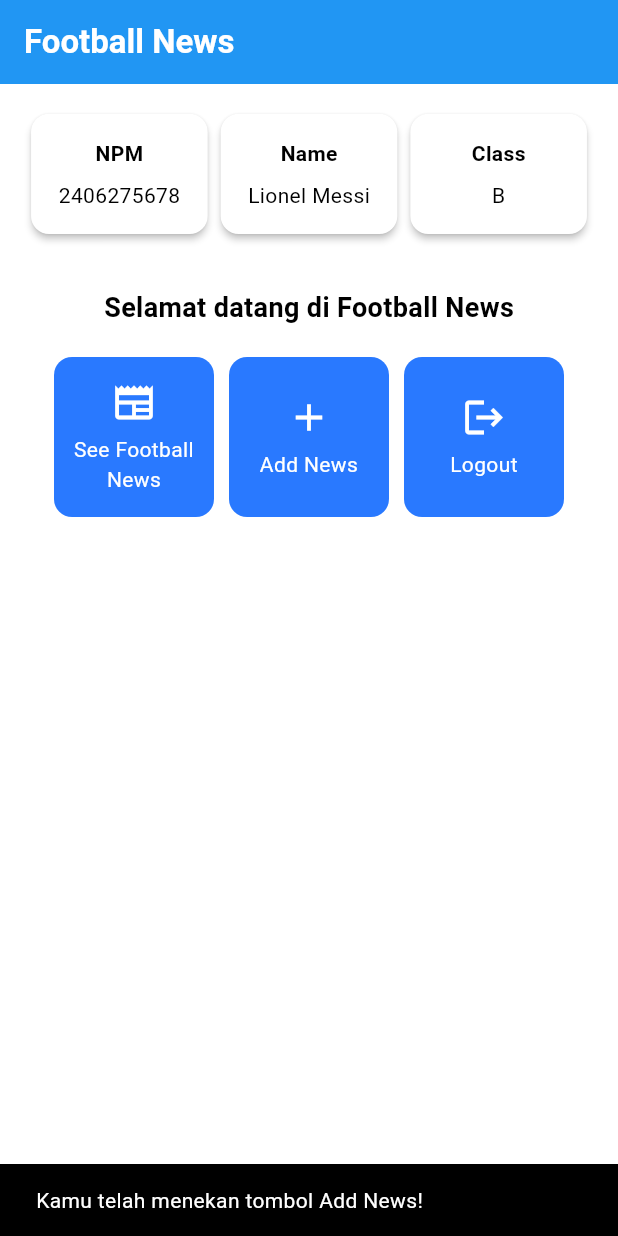
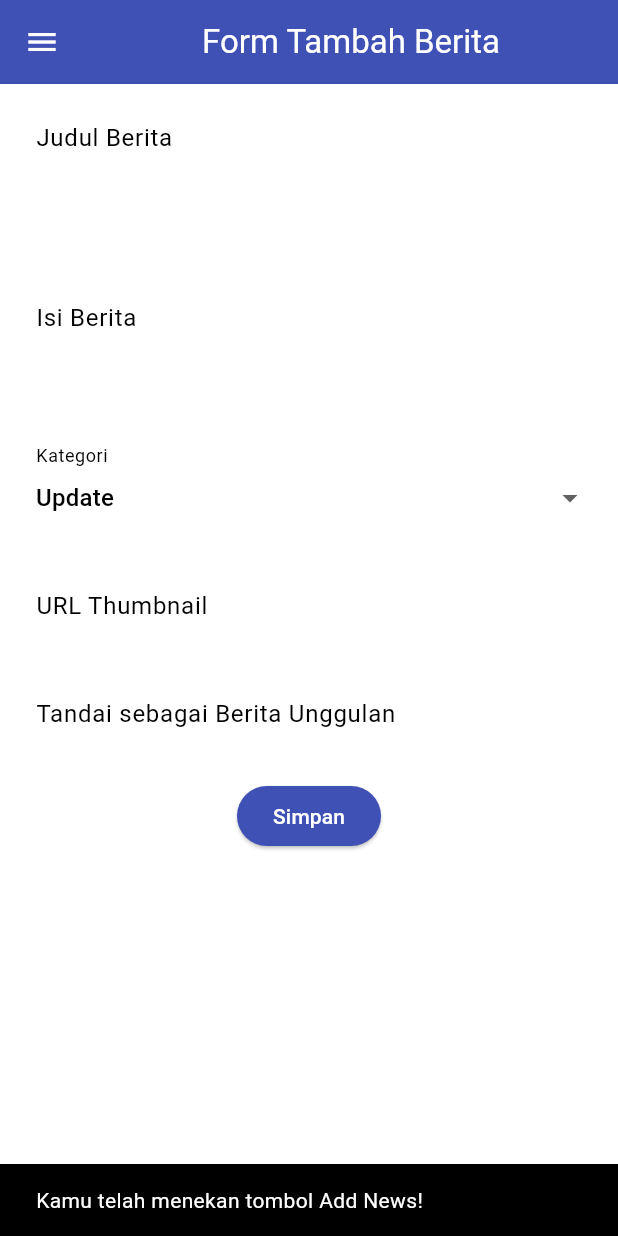
Before and after one commit to Razan-UI/flutter_football_news, a Flutter app: the screen it shows after launch, after a tap on "Add News", on a phone screen of 412 x 824 dp. Run offline on Flutter 3.47's test engine with Material 3 defaults, Android fonts, the phone set to English and light mode, and no system bars.

Commit message:
feat: finish tutorial 7

```diff
--- a/lib/main.dart
+++ b/lib/main.dart
@@ -1,5 +1,5 @@
 import 'package:flutter/material.dart';
-import 'package:football_news/menu.dart';
+import 'package:football_news/screens/menu.dart';
 
 void main() {
   runApp(const MyApp());
--- a/lib/menu.dart
+++ b/lib/screens/menu.dart
@@ -1,4 +1,8 @@
 import 'package:flutter/material.dart';
+import 'package:football_news/widgets/left_drawer.dart';
+import 'package:football_news/widgets/news_card.dart';
+
+
 class MyHomePage extends StatelessWidget {
   MyHomePage({super.key});
 
@@ -32,6 +36,7 @@ class MyHomePage extends StatelessWidget {
             .colorScheme
             .primary,
       ),
+      drawer: LeftDrawer(),
       // Body halaman dengan padding di sekelilingnya.
       body: Padding(
         padding: const EdgeInsets.all(16.0),
@@ -134,57 +139,3 @@ class ItemHomepage {
 
   ItemHomepage(this.name, this.icon);
 }
-
-class ItemCard extends StatelessWidget {
-  // Menampilkan kartu dengan ikon dan nama.
-
-  final ItemHomepage item;
-
-  const ItemCard(this.item, {super.key});
-
-  @override
-  Widget build(BuildContext context) {
-    return Material(
-      // Menentukan warna latar belakang dari tema aplikasi.
-      color: Theme.of(context).colorScheme.secondary,
-      // Membuat sudut kartu melengkung.
-      borderRadius: BorderRadius.circular(12),
-
-      child: InkWell(
-        // Aksi ketika kartu ditekan.
-        onTap: () {
-          // Menampilkan pesan SnackBar saat kartu ditekan.
-          ScaffoldMessenger.of(context)
-            ..hideCurrentSnackBar()
-            ..showSnackBar(
-                SnackBar(content: Text("Kamu telah menekan tombol ${item.name}!"))
-            );
-        },
-        // Container untuk menyimpan Icon dan Text
-        child: Container(
-          padding: const EdgeInsets.all(8),
-          child: Center(
-            child: Column(
-              // Menyusun ikon dan teks di tengah kartu.
-              mainAxisAlignment: MainAxisAlignment.center,
-              children: [
-                Icon(
-                  item.icon,
-                  color: Colors.white,
-                  size: 30.0,
-                ),
-                const Padding(padding: EdgeInsets.all(3)),
-                Text(
-                  item.name,
-                  textAlign: TextAlign.center,
-                  style: const TextStyle(color: Colors.white),
-                ),
-              ],
-            ),
-          ),
-        ),
-      ),
-    );
-  }
-
-}
--- /dev/null
+++ b/lib/screens/newslist_form.dart
@@ -0,0 +1,213 @@
+import 'package:flutter/material.dart';
+import 'package:football_news/widgets/left_drawer.dart';
+
+class NewsFormPage extends StatefulWidget {
+    const NewsFormPage({super.key});
+
+    @override
+    State<NewsFormPage> createState() => _NewsFormPageState();
+}
+
+class _NewsFormPageState extends State<NewsFormPage> {
+    final _formKey = GlobalKey<FormState>();
+    String _title = "";
+    String _content = "";
+    String _category = "update"; // default
+    String _thumbnail = "";
+    bool _isFeatured = false; // default
+
+    final List<String> _categories = [
+      'transfer',
+      'update',
+      'exclusive',
+      'match',
+      'rumor',
+      'analysis',
+    ];
+
+    @override
+    Widget build(BuildContext context) {
+        return Scaffold(
+          appBar: AppBar(
+            title: const Center(
+              child: Text(
+                'Form Tambah Berita',
+              ),
+            ),
+            backgroundColor: Colors.indigo,
+            foregroundColor: Colors.white,
+          ),
+          drawer: LeftDrawer(),
+          body: Form(
+            key: _formKey,
+            child: SingleChildScrollView(
+              child: Column(
+                crossAxisAlignment: CrossAxisAlignment.start,
+                children: [
+                  // === Title ===
+                  Padding(
+                    padding: const EdgeInsets.all(8.0),
+                    child: TextFormField(
+                      decoration: InputDecoration(
+                        hintText: "Judul Berita",
+                        labelText: "Judul Berita",
+                        border: OutlineInputBorder(
+                          borderRadius: BorderRadius.circular(5.0),
+                        ),
+                      ),
+                      onChanged: (String? value) {
+                        setState(() {
+                          _title = value!;
+                        });
+                      },
+                      validator: (String? value) {
+                        if (value == null || value.isEmpty) {
+                          return "Judul tidak boleh kosong!";
+                        }
+                        return null;
+                      },
+                    ),
+                  ),
+                                  // === Content ===
+                  Padding(
+                    padding: const EdgeInsets.all(8.0),
+                    child: TextFormField(
+                      maxLines: 5,
+                      decoration: InputDecoration(
+                        hintText: "Isi Berita",
+                        labelText: "Isi Berita",
+                        border: OutlineInputBorder(
+                          borderRadius: BorderRadius.circular(5.0),
+                        ),
+                      ),
+                      onChanged: (String? value) {
+                        setState(() {
+                          _content = value!;
+                        });
+                      },
+                      validator: (String? value) {
+                        if (value == null || value.isEmpty) {
+                          return "Isi berita tidak boleh kosong!";
+                        }
+                        return null;
+                      },
+                    ),
+                  ),
+
+                  // === Category ===
+                  Padding(
+                    padding: const EdgeInsets.all(8.0),
+                    child: DropdownButtonFormField<String>(
+                      decoration: InputDecoration(
+                        labelText: "Kategori",
+                        border: OutlineInputBorder(
+                          borderRadius: BorderRadius.circular(5.0),
+                        ),
+                      ),
+                      value: _category,
+                      items: _categories
+                          .map((cat) => DropdownMenuItem(
+                                value: cat,
+                                child: Text(
+                                    cat[0].toUpperCase() + cat.substring(1)),
+                              ))
+                          .toList(),
+                      onChanged: (String? newValue) {
+                        setState(() {
+                          _category = newValue!;
+                        });
+                      },
+                    ),
+                  ),
+
+                  // === Thumbnail URL ===
+                  Padding(
+                    padding: const EdgeInsets.all(8.0),
+                    child: TextFormField(
+                      decoration: InputDecoration(
+                        hintText: "URL Thumbnail (opsional)",
+                        labelText: "URL Thumbnail",
+                        border: OutlineInputBorder(
+                          borderRadius: BorderRadius.circular(5.0),
+                        ),
+                      ),
+                      onChanged: (String? value) {
+                        setState(() {
+                          _thumbnail = value!;
+                        });
+                      },
+                    ),
+                  ),
+
+                  // === Is Featured ===
+                  Padding(
+                    padding: const EdgeInsets.all(8.0),
+                    child: SwitchListTile(
+                      title: const Text("Tandai sebagai Berita Unggulan"),
+                      value: _isFeatured,
+                      onChanged: (bool value) {
+                        setState(() {
+                          _isFeatured = value;
+                        });
+                      },
+                    ),
+                  ),
+                   // === Tombol Simpan ===
+                  Align(
+                    alignment: Alignment.bottomCenter,
+                    child: Padding(
+                      padding: const EdgeInsets.all(8.0),
+                      child: ElevatedButton(
+                        style: ButtonStyle(
+                          backgroundColor:
+                              MaterialStateProperty.all(Colors.indigo),
+                        ),
+                        onPressed: () {
+                          if (_formKey.currentState!.validate()) {
+                            showDialog(
+                              context: context,
+                              builder: (context) {
+                                return AlertDialog(
+                                  title: const Text('Produk berhasil tersimpan'),
+                                  content: SingleChildScrollView(
+                                    child: Column(
+                                      crossAxisAlignment:
+                                          CrossAxisAlignment.start,
+                                      children: [
+                                        Text('Judul: $_title'),
+                                        Text('Isi: $_content'),
+                                        Text('Kategori: $_category'),
+                                        Text('Thumbnail: $_thumbnail'),
+                                        Text(
+                                            'Unggulan: ${_isFeatured ? "Ya" : "Tidak"}'),
+                                      ],
+                                    ),
+                                  ),
+                                  actions: [
+                                    TextButton(
+                                      child: const Text('OK'),
+                                      onPressed: () {
+                                        Navigator.pop(context);
+                                      },
+                                    ),
+                                  ],
+                                );
+                              },
+                            );
+                            _formKey.currentState!.reset();
+                          }
+                        },
+                        child: const Text(
+                          "Simpan",
+                          style: TextStyle(color: Colors.white),
+                        ),
+                      ),
+                    ),
+                  ),
+                ],
+              ),
+            ),
+          ),
+        );
+    }
+}
--- /dev/null
+++ b/lib/widgets/left_drawer.dart
@@ -0,0 +1,64 @@
+import 'package:flutter/material.dart';
+import 'package:football_news/screens/menu.dart';
+import 'package:football_news/screens/newslist_form.dart';
+
+class LeftDrawer extends StatelessWidget {
+  const LeftDrawer({super.key});
+
+  @override
+  Widget build(BuildContext context) {
+    return Drawer(
+      child: ListView(
+        children: [
+          const DrawerHeader(
+            decoration: BoxDecoration(
+              color: Colors.blue,
+            ),
+            child: Column(
+              children: [
+                Text(
+                  'Football News',
+                  textAlign: TextAlign.center,
+                  style: TextStyle(
+                    fontSize: 30,
+                    fontWeight: FontWeight.bold,
+                    color: Colors.white,
+                  ),
+                ),
+                Padding(padding: EdgeInsets.all(10)),
+                Text("Seluruh berita sepak bola terkini di sini!",
+                    textAlign: TextAlign.center,
+                    style: TextStyle(fontSize: 15, color: Colors.white, fontWeight: FontWeight.normal),
+                    ),
+              ],
+            ),
+          ),
+                  ListTile(
+          leading: const Icon(Icons.home_outlined),
+          title: const Text('Home'),
+          // Bagian redirection ke MyHomePage
+          onTap: () {
+            Navigator.pushReplacement(
+                context,
+                MaterialPageRoute(
+                  builder: (context) => MyHomePage(),
+                ));
+          },
+        ),
+        ListTile(
+          leading: const Icon(Icons.post_add),
+          title: const Text('Add News'),
+          // Bagian redirection ke NewsFormPage
+          onTap: () {Navigator.pushReplacement(
+            context,
+            MaterialPageRoute(
+              builder: (context) => NewsFormPage(),
+            ));
+          },
+        ),
+        // TODO: Buat ListTile baru untuk ke halaman melihat news
+        ],
+      ),
+    );
+  }
+}
--- /dev/null
+++ b/lib/widgets/news_card.dart
@@ -0,0 +1,64 @@
+import 'package:flutter/material.dart';
+import 'package:football_news/screens/menu.dart';
+import 'package:football_news/screens/newslist_form.dart';
+
+class ItemCard extends StatelessWidget {
+  // Menampilkan kartu dengan ikon dan nama.
+
+  final ItemHomepage item;
+
+  const ItemCard(this.item, {super.key});
+
+  @override
+  Widget build(BuildContext context) {
+    return Material(
+      // Menentukan warna latar belakang dari tema aplikasi.
+      color: Theme.of(context).colorScheme.secondary,
+      // Membuat sudut kartu melengkung.
+      borderRadius: BorderRadius.circular(12),
+
+      child: InkWell(
+        // Aksi ketika kartu ditekan.
+        onTap: () {
+          // Menampilkan pesan SnackBar saat kartu ditekan.
+          ScaffoldMessenger.of(context)
+            ..hideCurrentSnackBar()
+            ..showSnackBar(
+                SnackBar(content: Text("Kamu telah menekan tombol ${item.name}!"))
+            );
+            if (item.name == "Add News") {
+              Navigator.pushReplacement(
+            context,
+            MaterialPageRoute(
+              builder: (context) => NewsFormPage(),
+            ));
+    }
+        },
+        // Container untuk menyimpan Icon dan Text
+        child: Container(
+          padding: const EdgeInsets.all(8),
+          child: Center(
+            child: Column(
+              // Menyusun ikon dan teks di tengah kartu.
+              mainAxisAlignment: MainAxisAlignment.center,
+              children: [
+                Icon(
+                  item.icon,
+                  color: Colors.white,
+                  size: 30.0,
+                ),
+                const Padding(padding: EdgeInsets.all(3)),
+                Text(
+                  item.name,
+                  textAlign: TextAlign.center,
+                  style: const TextStyle(color: Colors.white),
+                ),
+              ],
+            ),
+          ),
+        ),
+      ),
+    );
+  }
+
+}
```
